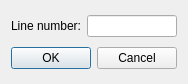
First picture: the form in ui/gotolinedialog.ui, repository snip89/wsnsim-postprocessor, before the edit.
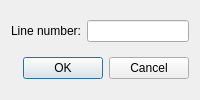
Second picture: the form after the edit.

Patch:
```diff
--- a/ui/gotolinedialog.ui
+++ b/ui/gotolinedialog.ui
@@ -6,10 +6,28 @@
    <rect>
     <x>0</x>
     <y>0</y>
-    <width>184</width>
-    <height>84</height>
+    <width>200</width>
+    <height>100</height>
    </rect>
   </property>
+  <property name="sizePolicy">
+   <sizepolicy hsizetype="Fixed" vsizetype="Fixed">
+    <horstretch>0</horstretch>
+    <verstretch>0</verstretch>
+   </sizepolicy>
+  </property>
+  <property name="minimumSize">
+   <size>
+    <width>200</width>
+    <height>100</height>
+   </size>
+  </property>
+  <property name="maximumSize">
+   <size>
+    <width>200</width>
+    <height>100</height>
+   </size>
+  </property>
   <property name="windowTitle">
    <string>Go to line</string>
   </property>
```
